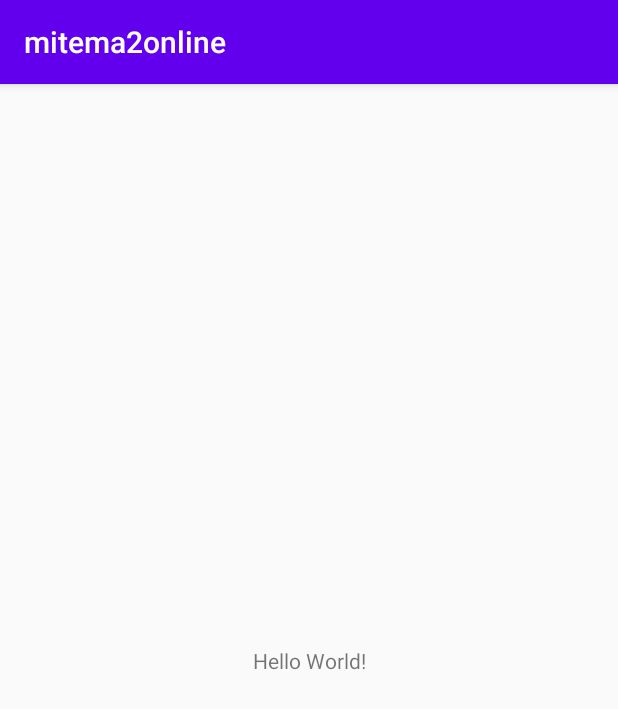
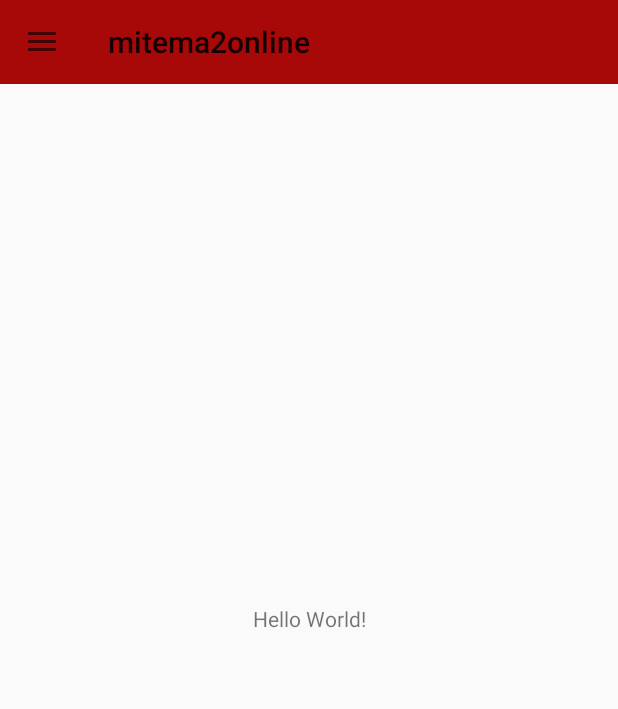
Before and after one commit to juanVilchez/tema2, an Android app: the screen it shows after launch (MainActivity), on a phone screen of 412 x 824 dp. Shown: the top 709 px of the screen. Run offline under Robolectric (Android 15) with nearby library versions, the phone set to English and light mode, and no system bars; 1 statement that could not run was skipped.

Commit message:
Añadiendo Menu lateral. Se creo layout. Se creo class. Se agrego Menu. Se agrego Styles

```diff
--- a/app/build.gradle
+++ b/app/build.gradle
@@ -31,4 +31,5 @@
     testImplementation 'junit:junit:4.12'
     androidTestImplementation 'androidx.test.ext:junit:1.1.1'
     androidTestImplementation 'androidx.test.espresso:espresso-core:3.2.0'
+    implementation 'com.google.android.material:material:1.0.0-rc01'
 }
--- a/app/src/main/java/com/example/mitema2online/MainActivity.java
+++ b/app/src/main/java/com/example/mitema2online/MainActivity.java
@@ -1,18 +1,85 @@
 package com.example.mitema2online;
 
+import androidx.annotation.NonNull;
+import androidx.appcompat.app.ActionBarDrawerToggle;
 import androidx.appcompat.app.AppCompatActivity;
+import androidx.appcompat.widget.Toolbar;
+import androidx.core.view.GravityCompat;
+import androidx.drawerlayout.widget.DrawerLayout;
 
 import android.content.Intent;
 import android.os.Bundle;
 import android.view.Menu;
 import android.view.MenuItem;
 
-public class MainActivity extends AppCompatActivity {
+import com.google.android.material.navigation.NavigationView;
+
+
+public class MainActivity extends AppCompatActivity implements NavigationView.OnNavigationItemSelectedListener {
 
     @Override
     protected void onCreate(Bundle savedInstanceState) {
         super.onCreate(savedInstanceState);
-        setContentView(R.layout.activity_main);
+        setContentView(R.layout.drawerlayout);
+        Toolbar toolbar = (Toolbar) findViewById(R.id.toolbar);
+        setSupportActionBar(toolbar);
+// Navigation Drawer
+        DrawerLayout drawer = (DrawerLayout) findViewById(
+                R.id.drawer_layout);
+        ActionBarDrawerToggle toggle = new ActionBarDrawerToggle(this,
+                drawer, toolbar, R.string.drawer_open, R.string. drawer_close);
+        drawer.addDrawerListener(toggle);
+        toggle.syncState();
+        NavigationView navigationView = (NavigationView) findViewById(
+                R.id.nav_view);
+        navigationView.setNavigationItemSelectedListener(this);
+    }
+
+    @Override
+    public boolean onNavigationItemSelected(@NonNull MenuItem menuItem) {
+        switch (menuItem.getItemId()) {
+            case R.id.nav_compartir:
+                Intent paramView;
+                paramView = new Intent("android.intent.action.SEND");
+                paramView.setType("text/plain");
+                paramView.putExtra("android.intent.extra.TEXT", "Descarga nuestra app de la PlayStore" +
+                        " \n" + "https://play.google.com/store/apps/details?id=app.product.demarktec.alo14_pasajero");
+                startActivity(Intent.createChooser(paramView, "Comparte Nuestro aplicativo"));
+                break;
+            case R.id.nav_salir:
+                finish();
+                break;
+            case R.id.nav_multimedia:
+                startActivity(new Intent(this, Multimedia.class));
+                break;
+            case R.id.nav_permisos:
+                startActivity(new Intent(this, Permisos.class));
+                break;
+            case R.id.nav_intenciones:
+                startActivity(new Intent(this, Intenciones.class));
+                break;
+            case R.id.nav_comunicacion:
+                startActivity(new Intent(this, comunicacion1.class));
+                break;
+            default:
+                break;
+        }
+        DrawerLayout drawer = (DrawerLayout) findViewById(
+                R.id.drawer_layout);
+        drawer.closeDrawer(GravityCompat.START);
+        return true;
+
+    }
+
+    @Override
+    public void onBackPressed() {//capturamos el evento de la pulsacion
+        DrawerLayout drawer = (DrawerLayout) findViewById(
+                R.id.drawer_layout);
+        if (drawer.isDrawerOpen(GravityCompat.START)) {
+            drawer.closeDrawer(GravityCompat.START);// si esta abierto el panel izquierdo cierralo
+        } else {
+            super.onBackPressed();//sino sal de la aplicacion
+        }
     }
     //solo arma la interface grafica
     @Override
@@ -56,4 +123,5 @@
         return super.onOptionsItemSelected(item);
     }
 
+
 }
--- a/app/src/main/res/layout/activity_main.xml
+++ b/app/src/main/res/layout/activity_main.xml
@@ -15,4 +15,12 @@
         app:layout_constraintRight_toRightOf="parent"
         app:layout_constraintTop_toTopOf="parent" />
 
+    <androidx.appcompat.widget.Toolbar
+        android:id="@+id/toolbar"
+        android:layout_width="match_parent"
+        android:layout_height="wrap_content"
+        android:minHeight="?attr/actionBarSize"
+        android:background="#a70909"
+        tools:ignore="MissingConstraints" />
+
 </androidx.constraintlayout.widget.ConstraintLayout>
--- /dev/null
+++ b/app/src/main/res/layout/drawerlayout.xml
@@ -0,0 +1,22 @@
+<androidx.drawerlayout.widget.DrawerLayout
+    xmlns:android="http://schemas.android.com/apk/res/android"
+    xmlns:app="http://schemas.android.com/apk/res-auto"
+    android:id="@+id/drawer_layout"
+    android:layout_width="match_parent"
+    android:layout_height="match_parent"
+    android:fitsSystemWindows="true">
+    <!--El contenido de la actividad -->
+    <include
+        layout="@layout/activity_main"
+        android:layout_width="match_parent"
+        android:layout_height="match_parent" />
+    <!--El contenido del Navigation Drawer -->
+    <com.google.android.material.navigation.NavigationView
+        android:id="@+id/nav_view"
+        android:layout_width="wrap_content"
+        android:layout_height="match_parent"
+        android:layout_gravity="start"
+        android:fitsSystemWindows="true"
+        app:headerLayout="@layout/nav_header_main"
+        app:menu="@menu/menu2" />
+</androidx.drawerlayout.widget.DrawerLayout>
--- /dev/null
+++ b/app/src/main/res/menu/menu2.xml
@@ -0,0 +1,26 @@
+<menu xmlns:android="http://schemas.android.com/apk/res/android">
+    <group android:checkableBehavior="single">
+        <item android:id="@+id/nav_comunicacion"
+            android:icon="@android:drawable/ic_menu_gallery"
+            android:title="Comunicacion" />
+        <item android:id="@+id/nav_intenciones"
+            android:icon="@android:drawable/ic_menu_gallery"
+            android:title="Intenciones" />
+        <item android:id="@+id/nav_multimedia"
+            android:icon="@android:drawable/ic_menu_gallery"
+            android:title="Multimedia" />
+        <item android:id="@+id/nav_permisos"
+            android:icon="@android:drawable/ic_menu_gallery"
+            android:title="Permisos" />
+    </group>
+    <item android:title="Acciones adicionales">
+        <menu>
+            <item android:id="@+id/nav_compartir"
+                android:icon="@android:drawable/ic_menu_share"
+                android:title="Compartir" />
+            <item android:id="@+id/nav_salir"
+                android:icon="@android:drawable/ic_menu_manage"
+                android:title="Salir" />
+        </menu>
+    </item>
+</menu>
--- a/app/src/main/res/values/strings.xml
+++ b/app/src/main/res/values/strings.xml
@@ -1,4 +1,6 @@
 <resources>
     <string name="app_name">mitema2online</string>
     <string name="Multimedia2">Multimedia2</string>
+    <string name="drawer_open">abrir</string>
+    <string name="drawer_close">cerrar</string>
 </resources>
--- a/app/src/main/res/values/styles.xml
+++ b/app/src/main/res/values/styles.xml
@@ -1,7 +1,7 @@
 <resources>
 
     <!-- Base application theme. -->
-    <style name="AppTheme" parent="Theme.AppCompat.Light.DarkActionBar">
+    <style name="AppTheme" parent="Theme.AppCompat.Light.NoActionBar">
         <!-- Customize your theme here. -->
         <item name="colorPrimary">@color/colorPrimary</item>
         <item name="colorPrimaryDark">@color/colorPrimaryDark</item>
```
Also changed, not shown: app/src/main/res/layout/nav_header_main.xml (added, +30 -0 lines).
